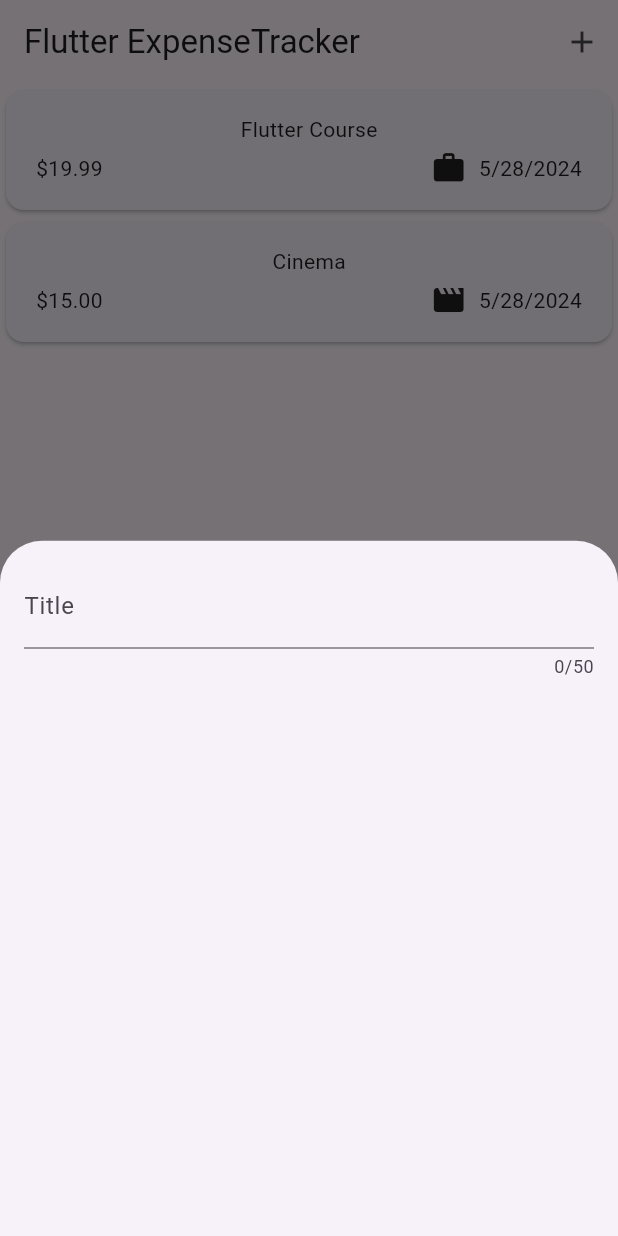
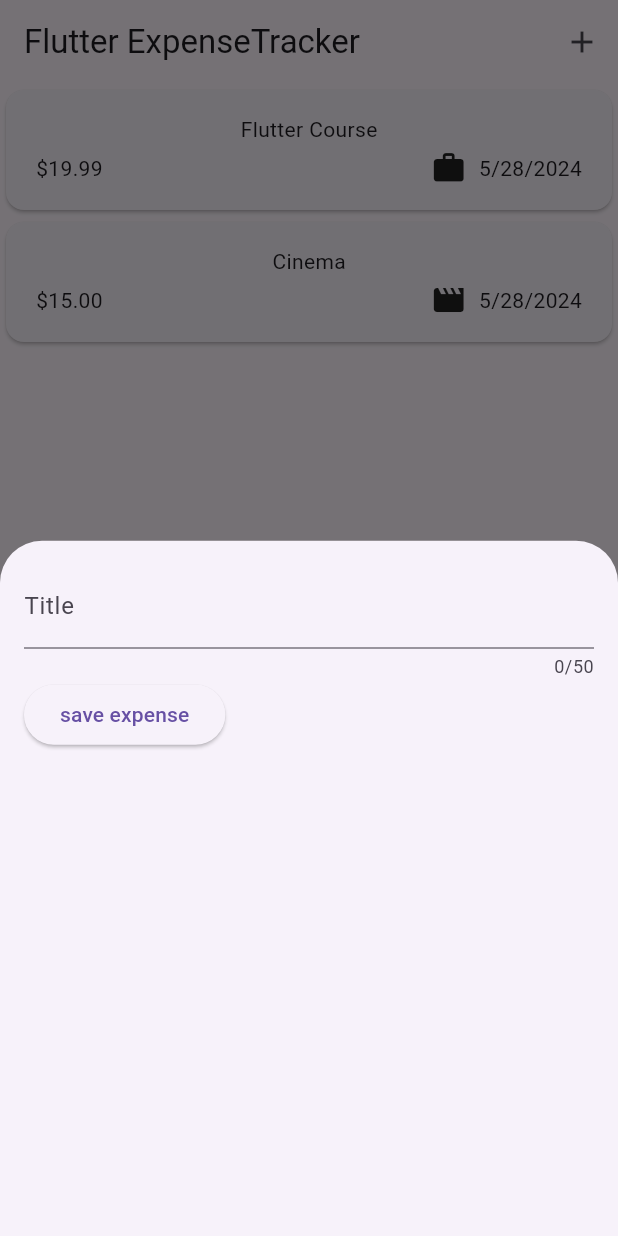
Before and after one commit to WaleedAlaql/expense-tracker-app, a Flutter app: the screen it shows after launch, after a tap on the "add" icon, on a phone screen of 412 x 824 dp. Run offline on Flutter 3.47's test engine with Material 3 defaults, Android fonts, the phone set to English and light mode, and no system bars.

Commit message:
add a new button

```diff
--- a/lib/widget/new_expense.dart
+++ b/lib/widget/new_expense.dart
@@ -10,18 +10,33 @@ class NewExpense extends StatefulWidget {
 }
 
 class _NewExpenseState extends State<NewExpense> {
+  var enteredTitle = '';
+
+  void saveTitleInput(String inputValue) {
+    enteredTitle = inputValue;
+  }
+
   @override
   Widget build(BuildContext context) {
-    return const Padding(
-      padding: EdgeInsets.all(16),
+    return Padding(
+      padding: const EdgeInsets.all(16),
       child: Column(
         children: [
           TextField(
+            onChanged: saveTitleInput,
             maxLength: 50,
             keyboardType: TextInputType.text,
-            decoration: InputDecoration(
+            decoration: const InputDecoration(
               label: Text('Title'),
             ),
+          ),
+          Row(
+            children: [
+              ElevatedButton(
+                onPressed: () {},
+                child: const Text('save expense'),
+              )
+            ],
           )
         ],
       ),
```
